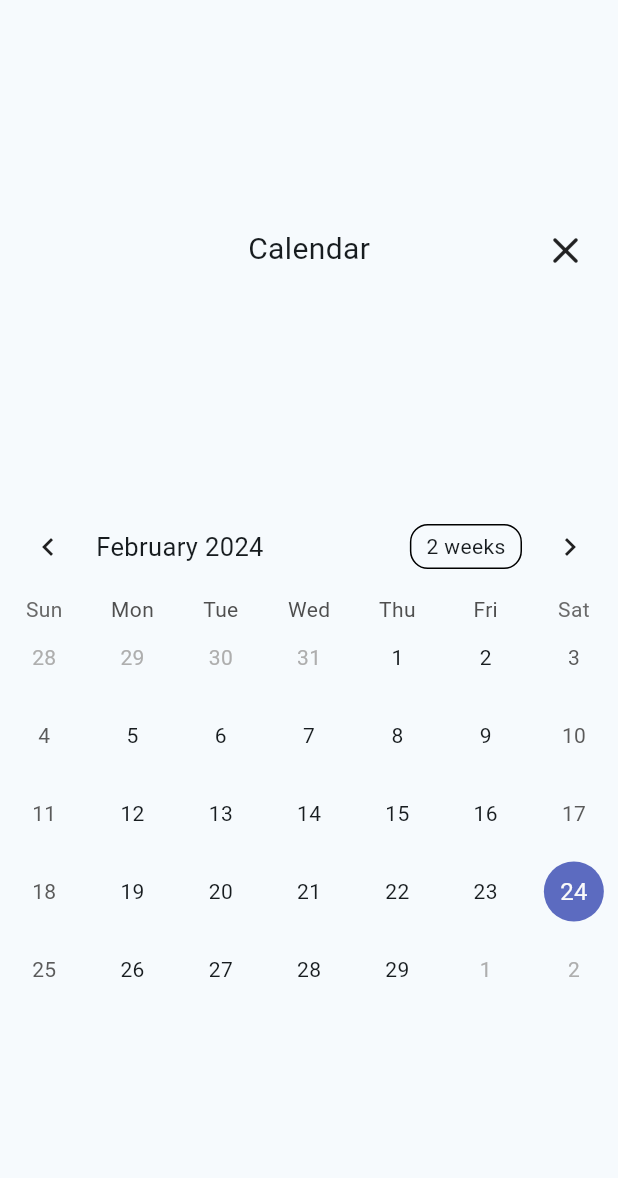
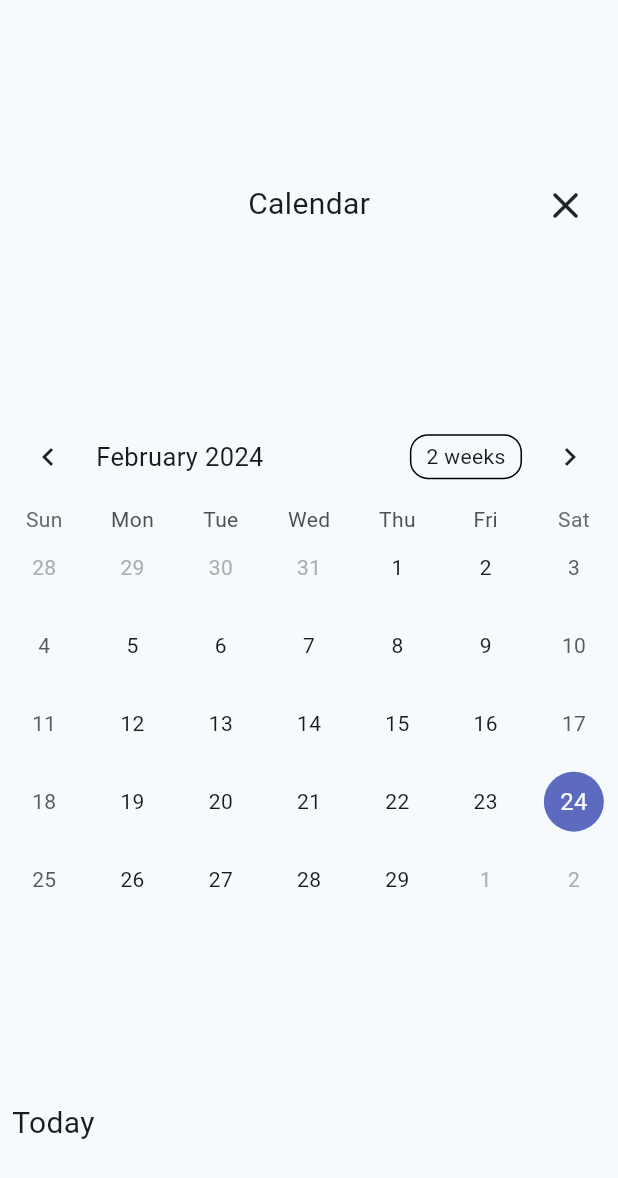
Before and after one commit to Rics-Dev/uNote, a Flutter app: the CalendarView widget shown alone on an empty page, opened directly, on a phone screen of 412 x 824 dp. Shown: the top 1178 px of the screen. Run offline on Flutter 3.47's test engine with Material 3 defaults, Android fonts, the phone set to English and light mode, and no system bars; drawn by our look-alikes of table_calendar; our stand-ins replace animated_bottom_navigation_bar, appwrite, go_router, google_fonts, shared_preferences; missing offline and left inert: sign_button, top_modal_sheet; accounts and stored records are empty; Roboto replaces fonts that are missing (Onest); statements that could not run were skipped.

Commit message:
Mise à jour de la vue du calendrier avec affichage de la date et du jour de la semaine

```diff
--- a/lib/widgets/calendar_view.dart
+++ b/lib/widgets/calendar_view.dart
@@ -72,9 +72,46 @@ class _CalendarViewState extends State<CalendarView> {
             //   });
             // },
           ),
-          const SizedBox(height: 16),
+          const SizedBox(height: 8),
+          Padding(
+            padding: const EdgeInsets.all(8.0),
+            child: Text(
+              today.year == DateTime.now().year &&
+                      today.month == DateTime.now().month &&
+                      today.day == DateTime.now().day
+                  ? "Today"
+                  : "${getWeekDay(today.weekday)} ${today.day}/${today.month}/${today.year} ",
+              textAlign: TextAlign.start,
+              style: const TextStyle(
+                fontSize: 20.0,
+              ),
+            ),
+          ),
         ],
       ),
     );
   }
+
+
+
+  String getWeekDay(int weekday) {
+    switch (weekday) {
+      case 1:
+        return "Monday";
+      case 2:
+        return "Tuesday";
+      case 3:
+        return "Wednesday";
+      case 4:
+        return "Thursday";
+      case 5:
+        return "Friday";
+      case 6:
+        return "Saturday";
+      case 7:
+        return "Sunday";
+      default:
+        return "";
+    }
+  }
 }
```
